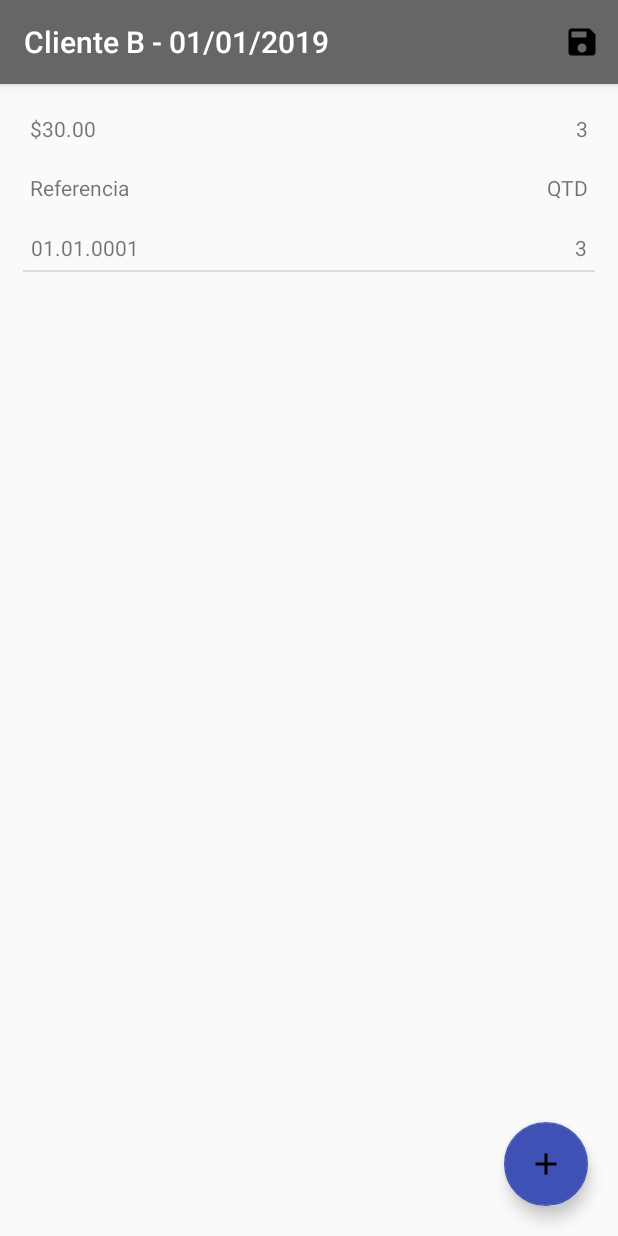
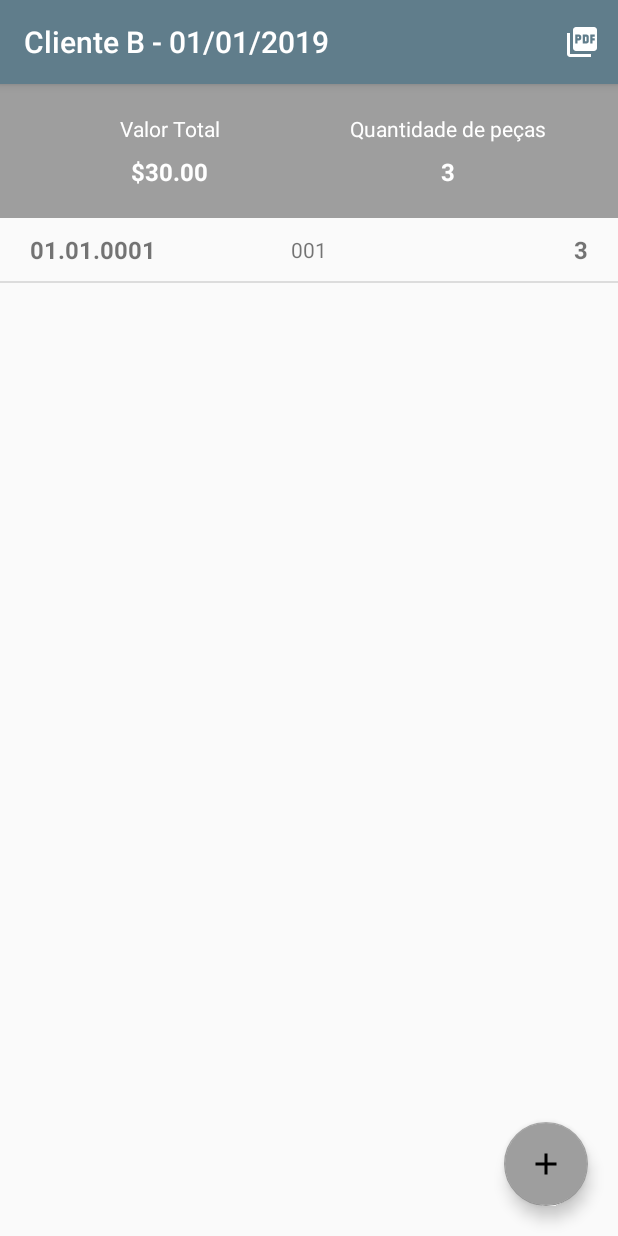
Before and after one commit to danielfelipesartorio/Degas, an Android app: the screen it shows after launch (OrderDetailsActivity), after a tap on "Cliente B", on a phone screen of 412 x 824 dp. Run offline under Robolectric (Android 15) with nearby library versions, the phone set to English and light mode, and no system bars.

Commit message:
Improved layouts

```diff
--- a/app/src/main/java/com/sartorio/degas/ui/ProductRepositoryImpl.kt
+++ b/app/src/main/java/com/sartorio/degas/ui/ProductRepositoryImpl.kt
@@ -1,8 +1,6 @@
 package com.sartorio.degas.ui
 
 import com.sartorio.degas.model.Product
-import com.sartorio.degas.model.ProductOrder
-import java.util.*
 
 class ProductRepositoryImpl : ProductRepository {
 
@@ -12,7 +10,7 @@ class ProductRepositoryImpl : ProductRepository {
         Product("01.01.0002", listOf(150, 200), listOf("P", "M", "G"), 10.0),
         Product("01.01.0003", listOf(100, 200), listOf("P", "M", "G"), 10.0),
         Product("01.01.0004", listOf(1, 15), listOf("P", "M", "G"), 10.0),
-        Product("01.01.0005", listOf(1, 2), listOf("P", "M", "G"), 10.0),
+        Product("01.01.0005", listOf(1, 2, 3, 4, 5, 6, 7, 8), listOf("P", "M", "G"), 10.0),
         Product(
             "01.01.0006",
             listOf(1, 2, 3, 4, 5, 6, 7, 8, 9, 10, 11, 12),
--- a/app/src/main/java/com/sartorio/degas/ui/orderdetails/ProductViewHolder.kt
+++ b/app/src/main/java/com/sartorio/degas/ui/orderdetails/ProductViewHolder.kt
@@ -8,6 +8,7 @@ import kotlinx.android.synthetic.main.product_item.view.*
 class ProductViewHolder(val view: View): RecyclerView.ViewHolder(view){
     fun format(product : ProductOrder){
         view.textViewProductCode.text = product.product.code
+        view.textViewProductColor.text = String.format("%03d",product.productColor)
         view.textViewProductAmount.text = product.quantity.values.sum().toString()
     }
 }
--- /dev/null
+++ b/app/src/main/res/drawable-v21/background_dark_ripple.xml
@@ -0,0 +1,11 @@
+<?xml version="1.0" encoding="utf-8"?>
+<ripple android:color="@color/colorPrimaryDark"
+    xmlns:android="http://schemas.android.com/apk/res/android">
+    <item>
+        <shape
+            android:shape="rectangle">
+            <solid
+                android:color="?android:attr/colorBackground"/>
+        </shape>
+    </item>
+</ripple>
--- /dev/null
+++ b/app/src/main/res/drawable/background_dark_ripple.xml
@@ -0,0 +1,26 @@
+<?xml version="1.0" encoding="utf-8"?>
+<selector xmlns:android="http://schemas.android.com/apk/res/android">
+    <item
+        android:state_selected="true">
+        <shape
+            android:shape="rectangle">
+            <solid
+                android:color="@color/colorPrimaryDark"/>
+        </shape>
+    </item>
+    <item
+        android:state_pressed="true">
+        <shape
+            android:shape="rectangle">
+            <solid
+                android:color="@color/colorPrimaryDark"/>
+        </shape>
+    </item>
+    <item>
+        <shape
+            android:shape="rectangle">
+            <solid
+                android:color="?android:attr/colorBackground"/>
+        </shape>
+    </item>
+</selector>
--- /dev/null
+++ b/app/src/main/res/drawable/ic_person_add_white_24dp.xml
@@ -0,0 +1,5 @@
+<vector android:height="24dp" android:tint="#FFFFFF"
+    android:viewportHeight="24.0" android:viewportWidth="24.0"
+    android:width="24dp" xmlns:android="http://schemas.android.com/apk/res/android">
+    <path android:fillColor="#FF000000" android:pathData="M15,12c2.21,0 4,-1.79 4,-4s-1.79,-4 -4,-4 -4,1.79 -4,4 1.79,4 4,4zM6,10L6,7L4,7v3L1,10v2h3v3h2v-3h3v-2L6,10zM15,14c-2.67,0 -8,1.34 -8,4v2h16v-2c0,-2.66 -5.33,-4 -8,-4z"/>
+</vector>
--- /dev/null
+++ b/app/src/main/res/drawable/ic_picture_as_pdf_white_24dp.xml
@@ -0,0 +1,5 @@
+<vector android:height="24dp" android:tint="#FFFFFF"
+    android:viewportHeight="24.0" android:viewportWidth="24.0"
+    android:width="24dp" xmlns:android="http://schemas.android.com/apk/res/android">
+    <path android:fillColor="#FF000000" android:pathData="M20,2L8,2c-1.1,0 -2,0.9 -2,2v12c0,1.1 0.9,2 2,2h12c1.1,0 2,-0.9 2,-2L22,4c0,-1.1 -0.9,-2 -2,-2zM11.5,9.5c0,0.83 -0.67,1.5 -1.5,1.5L9,11v2L7.5,13L7.5,7L10,7c0.83,0 1.5,0.67 1.5,1.5v1zM16.5,11.5c0,0.83 -0.67,1.5 -1.5,1.5h-2.5L12.5,7L15,7c0.83,0 1.5,0.67 1.5,1.5v3zM20.5,8.5L19,8.5v1h1.5L20.5,11L19,11v2h-1.5L17.5,7h3v1.5zM9,9.5h1v-1L9,8.5v1zM4,6L2,6v14c0,1.1 0.9,2 2,2h14v-2L4,20L4,6zM14,11.5h1v-3h-1v3z"/>
+</vector>
--- a/app/src/main/res/layout/activity_order.xml
+++ b/app/src/main/res/layout/activity_order.xml
@@ -4,58 +4,67 @@
     xmlns:tools="http://schemas.android.com/tools"
     android:layout_width="match_parent"
     android:layout_height="match_parent"
-    android:id="@+id/pdfLayout"
     tools:context=".ui.orderdetails.OrderDetailsActivity">
-
-    <androidx.constraintlayout.widget.ConstraintLayout
-        android:id="@+id/textViewProductCodeLabel"
-        android:layout_width="0dp"
-        android:layout_height="wrap_content"
-        android:layout_margin="20dp"
-        app:layout_constraintEnd_toEndOf="parent"
-        app:layout_constraintStart_toStartOf="parent"
-        app:layout_constraintTop_toBottomOf="@id/textViewOrderDetails">
-
-        <TextView
-
-            android:layout_width="wrap_content"
-            android:layout_height="wrap_content"
-            android:text="Referencia"
-            app:layout_constraintStart_toStartOf="parent"
-            app:layout_constraintTop_toTopOf="parent" />
-
-        <TextView
-            android:layout_width="wrap_content"
-            android:layout_height="wrap_content"
-            android:text="QTD"
-            app:layout_constraintEnd_toEndOf="parent"
-            app:layout_constraintTop_toTopOf="parent" />
-    </androidx.constraintlayout.widget.ConstraintLayout>
 
     <androidx.constraintlayout.widget.ConstraintLayout
         android:id="@+id/textViewOrderDetails"
         android:layout_width="0dp"
         android:layout_height="wrap_content"
-        android:layout_margin="20dp"
+        android:background="@color/colorAccent"
+        android:padding="20dp"
         app:layout_constraintEnd_toEndOf="parent"
         app:layout_constraintStart_toStartOf="parent"
         app:layout_constraintTop_toTopOf="parent">
 
         <TextView
-            android:id="@+id/textViewOrderCost"
-            android:layout_width="wrap_content"
+            android:id="@+id/textViewOrderCostLabel"
+            android:layout_width="0dp"
             android:layout_height="wrap_content"
-            android:text="Referencia"
+            android:gravity="center"
+            android:text="Valor Total"
+            android:textColor="@color/white"
+            app:layout_constraintEnd_toStartOf="@id/textViewOrderAmountLabel"
             app:layout_constraintStart_toStartOf="parent"
             app:layout_constraintTop_toTopOf="parent" />
 
         <TextView
+            android:id="@+id/textViewOrderAmountLabel"
+            android:layout_width="0dp"
+            android:layout_height="wrap_content"
+            android:gravity="center"
+            android:text="Quantidade de peças"
+            android:textColor="@color/white"
+            app:layout_constraintEnd_toEndOf="parent"
+            app:layout_constraintStart_toEndOf="@id/textViewOrderCostLabel"
+            app:layout_constraintTop_toTopOf="parent" />
+
+        <TextView
+            android:id="@+id/textViewOrderCost"
+            android:layout_width="0dp"
+            android:layout_height="wrap_content"
+            android:layout_marginTop="8dp"
+            android:gravity="center"
+            android:textColor="@color/white"
+            android:textSize="16sp"
+            android:textStyle="bold"
+            app:layout_constraintEnd_toStartOf="@id/textViewOrderAmount"
+            app:layout_constraintStart_toStartOf="parent"
+            app:layout_constraintTop_toBottomOf="@id/textViewOrderCostLabel"
+            tools:text="$120.00" />
+
+        <TextView
             android:id="@+id/textViewOrderAmount"
-            android:layout_width="wrap_content"
+            android:layout_width="0dp"
             android:layout_height="wrap_content"
-            android:text="QTD"
+            android:layout_marginTop="8dp"
+            android:gravity="center"
+            android:textColor="@color/white"
+            android:textSize="16sp"
+            android:textStyle="bold"
             app:layout_constraintEnd_toEndOf="parent"
-            app:layout_constraintTop_toTopOf="parent" />
+            app:layout_constraintStart_toEndOf="@id/textViewOrderCost"
+            app:layout_constraintTop_toBottomOf="@id/textViewOrderAmountLabel"
+            tools:text="12" />
 
 
     </androidx.constraintlayout.widget.ConstraintLayout>
@@ -64,12 +73,11 @@
         android:id="@+id/recyclerViewProductList"
         android:layout_width="0dp"
         android:layout_height="0dp"
-        android:layout_margin="15dp"
         app:layoutManager="androidx.recyclerview.widget.LinearLayoutManager"
         app:layout_constraintBottom_toBottomOf="parent"
         app:layout_constraintEnd_toEndOf="parent"
         app:layout_constraintStart_toStartOf="parent"
-        app:layout_constraintTop_toBottomOf="@id/textViewProductCodeLabel"
+        app:layout_constraintTop_toBottomOf="@id/textViewOrderDetails"
         tools:listitem="@layout/product_item" />
 
     <com.google.android.material.floatingactionbutton.FloatingActionButton
--- a/app/src/main/res/layout/color_label_item.xml
+++ b/app/src/main/res/layout/color_label_item.xml
@@ -5,8 +5,13 @@
     android:layout_height="match_parent"
     android:gravity="center"
     tools:text="100"
+    android:textSize="24sp"
+    android:textStyle="bold"
+    android:padding="16dp"
+    android:textColor="@color/white"
     android:orientation="vertical"
     xmlns:tools="http://schemas.android.com/tools"
+    android:background="@color/colorPrimaryDark"
     android:layout_margin="5dp">
 
 </TextView>
--- a/app/src/main/res/layout/product_item.xml
+++ b/app/src/main/res/layout/product_item.xml
@@ -5,21 +5,43 @@
     android:orientation="vertical"
     android:layout_width="match_parent"
     android:layout_height="wrap_content"
-    android:layout_margin="5dp">
+    android:paddingStart="20dp"
+    android:paddingEnd="20dp"
+    android:paddingTop="10dp"
+    android:paddingBottom="10dp"
+    android:clickable="true"
+    android:focusable="true"
+    android:background="@drawable/background_dark_ripple">
     <TextView
         android:id="@+id/textViewProductCode"
-        android:layout_width="wrap_content"
+        android:layout_width="0dp"
         android:layout_height="wrap_content"
         app:layout_constraintStart_toStartOf="parent"
         app:layout_constraintTop_toTopOf="parent"
+        android:textStyle="bold"
+        android:textSize="16sp"
+        app:layout_constraintEnd_toStartOf="@id/textViewProductColor"
         app:layout_constraintBottom_toBottomOf="parent"
         tools:text = "01.01.0001"/>
     <TextView
+        android:id="@+id/textViewProductColor"
+        android:layout_width="0dp"
+        android:layout_height="wrap_content"
+        app:layout_constraintStart_toEndOf="@id/textViewProductCode"
+        app:layout_constraintEnd_toStartOf="@id/textViewProductAmount"
+        app:layout_constraintTop_toTopOf="parent"
+        android:gravity="center"
+        app:layout_constraintBottom_toBottomOf="parent"
+        tools:text = "001"/>
+    <TextView
         android:id="@+id/textViewProductAmount"
-        android:layout_width="wrap_content"
+        android:layout_width="0dp"
         android:layout_height="wrap_content"
-        app:layout_constraintTop_toTopOf="parent"
+        android:textStyle="bold"
+        android:textSize="16sp"
+        app:layout_constraintStart_toEndOf="@id/textViewProductColor"
         app:layout_constraintBottom_toBottomOf="parent"
+        android:gravity="end"
         app:layout_constraintEnd_toEndOf="parent"
         tools:text="01"/>
 </androidx.constraintlayout.widget.ConstraintLayout>
--- a/app/src/main/res/menu/order_details_menu.xml
+++ b/app/src/main/res/menu/order_details_menu.xml
@@ -5,7 +5,7 @@
         android:id="@+id/print"
         android:title="Salvar PDF"
         app:showAsAction="always"
-        android:icon="@drawable/ic_save_black_24dp"
+        android:icon="@drawable/ic_picture_as_pdf_white_24dp"
         />
 
 </menu>
--- a/app/src/main/res/menu/orders_menu.xml
+++ b/app/src/main/res/menu/orders_menu.xml
@@ -5,6 +5,6 @@
         android:title="Novo cliente"
         android:id="@+id/newClient"
         app:showAsAction="always"
-        android:icon="@drawable/ic_add_black_24dp"/>
+        android:icon="@drawable/ic_person_add_white_24dp"/>
 
 </menu>
--- a/app/src/main/res/values/styles.xml
+++ b/app/src/main/res/values/styles.xml
@@ -8,4 +8,11 @@
         <item name="colorAccent">@color/colorAccent</item>
     </style>
 
+    <style name="AppTheme.NoActionBar" parent="Theme.AppCompat.Light.NoActionBar">
+        <!-- Customize your theme here. -->
+        <item name="colorPrimary">@color/colorPrimary</item>
+        <item name="colorPrimaryDark">@color/colorPrimaryDark</item>
+        <item name="colorAccent">@color/colorAccent</item>
+    </style>
+
 </resources>
```
Also changed, not shown: app/src/main/AndroidManifest.xml (+8 -3 lines), app/src/main/java/com/sartorio/degas/ui/productdetails/ProductActivity.kt (+9 -2 lines), app/src/main/java/com/sartorio/degas/ui/productdetails/ProductOrderColorAdapter.kt (+5 -2 lines), app/src/main/res/layout/activity_main.xml (+1 -17 lines), app/src/main/res/layout/activity_product.xml (+5 -5 lines), app/src/main/res/layout/order_item.xml (+12 -4 lines), app/src/main/res/layout/product_size_item.xml (+40 -26 lines), app/src/main/res/values/colors.xml (+112 -3 lines).
